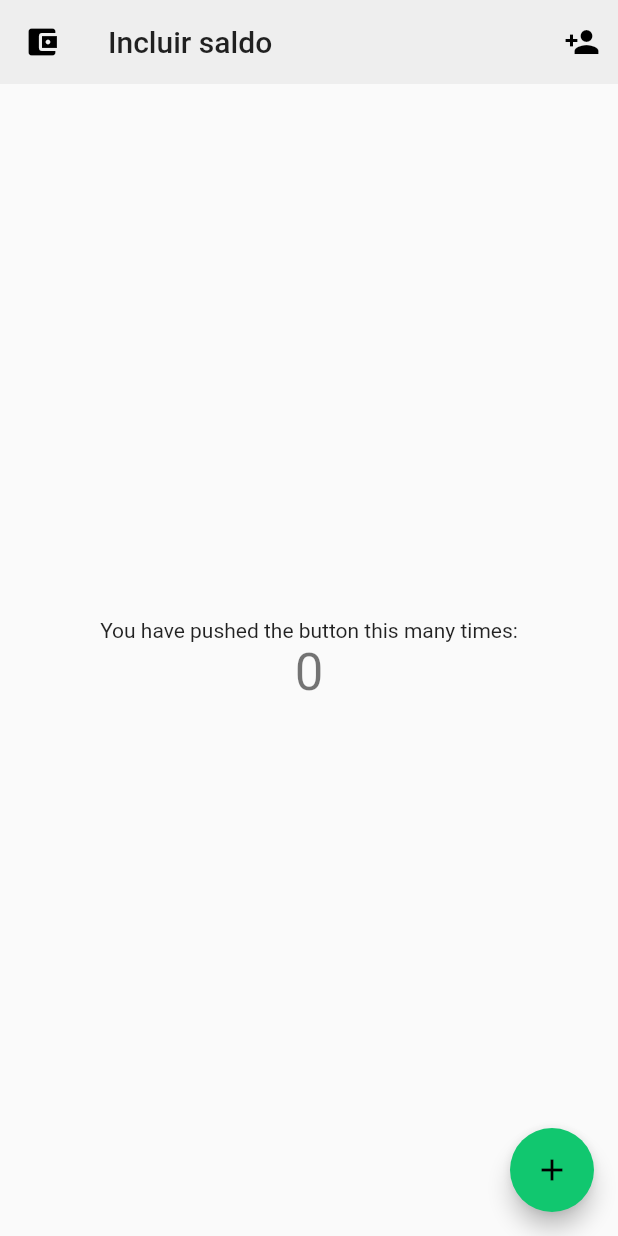
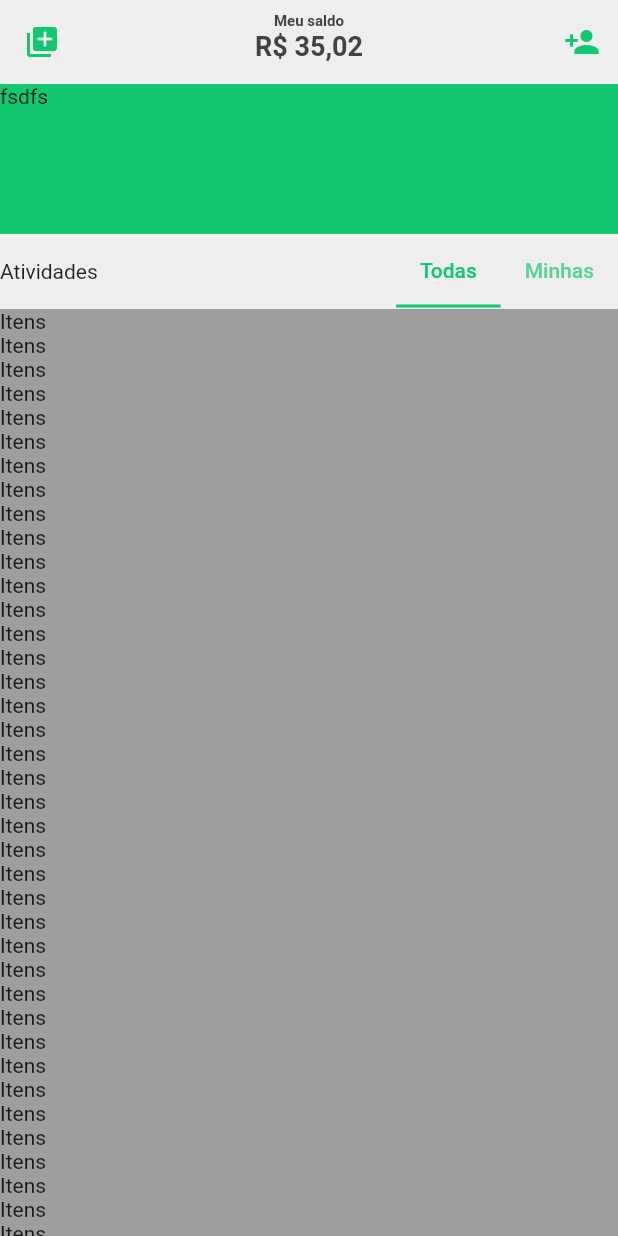
Before and after one commit to MarcioQuimbundo/picpay_clone_flutter, a Flutter app: the screen it shows after launch, after a tap on the "person add" icon, on a phone screen of 412 x 824 dp. Run offline on Flutter 3.47's test engine with Material 2 defaults, Android fonts, the phone set to English and light mode, and no system bars.

Commit message:
Ajuste no layout das tabs e inicio de remoção de variaveis sem uso do boiler plate

```diff
--- a/lib/main.dart
+++ b/lib/main.dart
@@ -12,7 +12,10 @@ class MyApp extends StatelessWidget {
       theme: ThemeData(
         primaryColor: Colors.grey[200],
         accentColor: Color(0xff11C76F),
-        cardColor: Colors.white
+        cardColor: Colors.white,
+        iconTheme: IconThemeData(
+          color: Theme.of(context).accentColor,
+        )
       ),
       home: MyHomePage(),
     );
--- a/lib/pages/home/home.dart
+++ b/lib/pages/home/home.dart
@@ -11,48 +11,140 @@ class _MyHomePageState extends State<MyHomePage> {
 
   MyHomePageBloc bloc = MyHomePageBloc();
 
+  static double avatarMaximumRadius = 40.0;
+  static double avatarMinimumRadius = 15.0;
+  double avatarRadius = avatarMaximumRadius;
+  double translate = -avatarMaximumRadius;
+  bool isExpanded = true;
+  double offset = 0.0;
+
+
   @override
   Widget build(BuildContext context) {
-    return Scaffold(
-      appBar: AppBar(
-        elevation: 0,
+    return SafeArea(
+      child: Scaffold(
+        backgroundColor: Colors.grey,
+        body: DefaultTabController(
+            length: 2,
+            child: CustomScrollView(
+              physics: ClampingScrollPhysics(),
+              slivers: <Widget>[
+                SliverAppBar(
+                  expandedHeight: 40.0,
+                  backgroundColor: Colors.grey[200],
                   leading: IconButton(
-          icon: Icon(Icons.account_balance_wallet),
-          onPressed: ()=>print("tap leading"),
+                    color: Theme.of(context).accentColor,
+                    icon: Icon(Icons.queue),
+                    onPressed: ()=>print("qrbutton"),
                   ),
-        title: Text("Incluir saldo"),
                   actions: <Widget>[
                     IconButton(
+                      color: Theme.of(context).accentColor,
                       icon: Icon(Icons.person_add),
-            onPressed: ()=>print("tap right button"),
+                      onPressed: ()=>print("add person button"),
+                    )
+                  ],
+                  pinned: false,
+                  elevation: 0.0,
+                  forceElevated: true,
+                  floating: false,
+                  flexibleSpace: Container(
+                    child: Align(
+                      alignment: Alignment.center,
+                      child: Container(
+                        height: 40.0,
+                        child: Column(
+                          children: <Widget>[
+                            Text(
+                              "Meu saldo",
+                              style: TextStyle(
+                                color: Colors.grey[800],
+                                fontSize: 10.0,
+                                fontWeight: FontWeight.bold,
+                              ),
+                            ),
+                            Text(
+                              "R\$ 35,02",
+                              style: TextStyle(
+                                color: Colors.grey[800],
+                                fontSize: 18.0,
+                                fontWeight: FontWeight.bold,
+                              ),
                             )
                           ],
                         ),
-      body: Center(
-        child: Column(
-          mainAxisAlignment: MainAxisAlignment.center,
-          children: <Widget>[
-            Text(
-              'You have pushed the button this many times:',
+                      )
                     ),
-            StreamBuilder(
-              stream: bloc.output,
-              initialData: 0,
-              builder: (context, snapshot) {
-                return Text(
-                  '${snapshot.data}',
-                  style: Theme.of(context).textTheme.display1,
-                );
-              }
+                  ),
+                ),
+                SliverToBoxAdapter(
+                  child: Container(
+                    height: 100.0,
+                    decoration: BoxDecoration(
+                      color: Theme.of(context).accentColor
+                    ),
+                    child: Text("fsdfs"),
+                  )
+                ),
+                SliverPersistentHeader(
+                  pinned: true,
+                  delegate: Tabs(50.0),
+                ),
+                SliverList(
+                  delegate: SliverChildBuilderDelegate(
+                    (context, index) {
+                      return Text("Itens");
+                    },
+                  ),
                 ),
               ],
             ),
           ),
-      floatingActionButton: FloatingActionButton(
-        onPressed: bloc.incrementCounter,
-        tooltip: 'Increment',
-        child: Icon(Icons.add),
         ),
     );
   }
 }
+
+class Tabs extends SliverPersistentHeaderDelegate {
+  final double size;
+
+  Tabs(this.size);
+
+  @override
+  Widget build(
+      BuildContext context, double shrinkOffset, bool overlapsContent) {
+    return Container(
+      color: Theme.of(context).primaryColor,
+      height: size,
+      child: Row(
+        mainAxisAlignment: MainAxisAlignment.spaceBetween,
+        children: <Widget>[
+          Text("Atividades"),
+          TabBar(
+            isScrollable: true,
+            labelColor: Theme.of(context).accentColor,
+            tabs: <Widget>[
+              Tab(
+                text: "Todas",
+              ),
+              Tab(
+                text: "Minhas",
+              ),
+            ],
+          ),
+        ],
+      ),
+    );
+  }
+
+  @override
+  double get maxExtent => size;
+
+  @override
+  double get minExtent => size;
+
+  @override
+  bool shouldRebuild(Tabs oldDelegate) {
+    return oldDelegate.size != size;
+  }
+}
--- a/lib/pages/home/home_bloc.dart
+++ b/lib/pages/home/home_bloc.dart
@@ -1,15 +1,11 @@
 import 'dart:async';
 
 class MyHomePageBloc {
-  int counter = 0;
+  double saldo = 50.00;
 
   final StreamController _streamController = StreamController();
 
   Sink get input => _streamController.sink;
   Stream get output => _streamController.stream;
 
-  void incrementCounter() {
-    counter++;
-    input.add(counter);
-  }
 }
```
Lines whose indentation alone changed are shown as unchanged.
